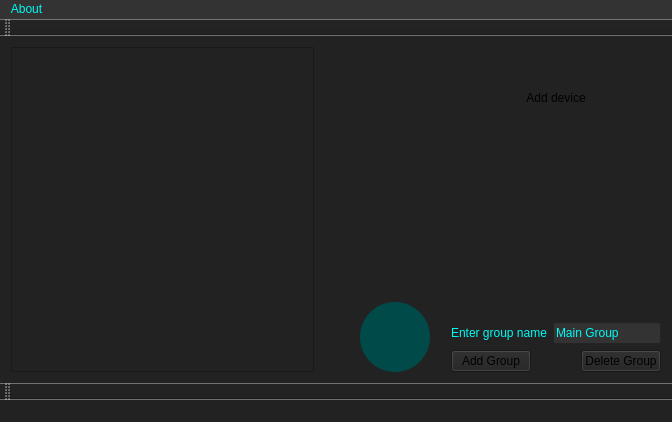
v-pereskokov/Jarvis, file GUI/GUI/mainwindow.ui: the form before one commit.
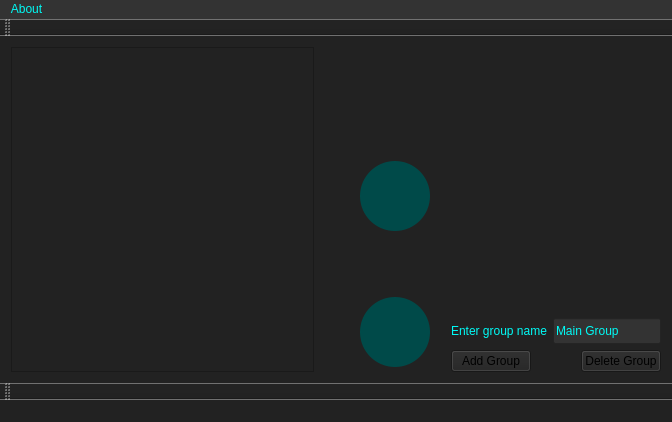
The form after the commit. Icons and pictures are not drawn.

```diff
--- a/GUI/GUI/mainwindow.ui
+++ b/GUI/GUI/mainwindow.ui
@@ -18,7 +18,242 @@
   </property>
   <widget class="QWidget" name="centralWidget">
    <layout class="QGridLayout" name="gridLayout">
-    <item row="0" column="0" rowspan="3">
+    <item row="0" column="1">
+     <spacer name="horizontalSpacer_4">
+      <property name="orientation">
+       <enum>Qt::Horizontal</enum>
+      </property>
+      <property name="sizeType">
+       <enum>QSizePolicy::Expanding</enum>
+      </property>
+      <property name="sizeHint" stdset="0">
+       <size>
+        <width>40</width>
+        <height>20</height>
+       </size>
+      </property>
+     </spacer>
+    </item>
+    <item row="0" column="2">
+     <widget class="QPushButton" name="microphoneButton">
+      <property name="maximumSize">
+       <size>
+        <width>70</width>
+        <height>70</height>
+       </size>
+      </property>
+      <property name="styleSheet">
+       <string notr="true">QPushButton {  						
+						border-radius: 50px;						
+                        }</string>
+      </property>
+      <property name="text">
+       <string/>
+      </property>
+      <property name="icon">
+       <iconset resource="res.qrc">
+        <normaloff>:/images/microphone.gif</normaloff>:/images/microphone.gif</iconset>
+      </property>
+      <property name="iconSize">
+       <size>
+        <width>70</width>
+        <height>70</height>
+       </size>
+      </property>
+     </widget>
+    </item>
+    <item row="0" column="3">
+     <spacer name="horizontalSpacer_3">
+      <property name="orientation">
+       <enum>Qt::Horizontal</enum>
+      </property>
+      <property name="sizeType">
+       <enum>QSizePolicy::Fixed</enum>
+      </property>
+      <property name="sizeHint" stdset="0">
+       <size>
+        <width>15</width>
+        <height>20</height>
+       </size>
+      </property>
+     </spacer>
+    </item>
+    <item row="1" column="2">
+     <spacer name="verticalSpacer_5">
+      <property name="orientation">
+       <enum>Qt::Vertical</enum>
+      </property>
+      <property name="sizeHint" stdset="0">
+       <size>
+        <width>20</width>
+        <height>40</height>
+       </size>
+      </property>
+     </spacer>
+    </item>
+    <item row="2" column="2">
+     <widget class="QPushButton" name="addButton">
+      <property name="styleSheet">
+       <string notr="true">QPushButton {                         
+                          text-align: left;
+						background-color: #004A49;
+                          background-repeat: none; 
+						 min-width: 70px; 
+                          min-height: 70px;
+                          max-width: 70px; 
+                          max-height: 70px;
+						border: #535353 1px solid;
+						border-radius: 35px;
+						align: rigth;
+                        }
+                        QPushButton:hover {
+                           background-color: #2897ff;
+                        }
+</string>
+      </property>
+      <property name="text">
+       <string/>
+      </property>
+      <property name="icon">
+       <iconset resource="res.qrc">
+        <normaloff>:/images/addIcon.png</normaloff>:/images/addIcon.png</iconset>
+      </property>
+      <property name="iconSize">
+       <size>
+        <width>70</width>
+        <height>70</height>
+       </size>
+      </property>
+      <property name="checkable">
+       <bool>true</bool>
+      </property>
+      <property name="flat">
+       <bool>true</bool>
+      </property>
+     </widget>
+    </item>
+    <item row="3" column="2">
+     <spacer name="verticalSpacer">
+      <property name="orientation">
+       <enum>Qt::Vertical</enum>
+      </property>
+      <property name="sizeHint" stdset="0">
+       <size>
+        <width>20</width>
+        <height>40</height>
+       </size>
+      </property>
+     </spacer>
+    </item>
+    <item row="4" column="2" rowspan="2">
+     <widget class="QPushButton" name="toolPushButton">
+      <property name="styleSheet">
+       <string notr="true">QPushButton {                         
+                          text-align: left;
+						background-color: #004A49;
+                          background-repeat: none; 
+						 min-width: 70px; 
+                          min-height: 70px;
+                          max-width: 70px; 
+                          max-height: 70px;
+						border: #535353 1px solid;
+						border-radius: 35px;
+						align: rigth;
+                        }
+                        QPushButton:hover {
+                           background-color: #2897ff;
+                        }
+</string>
+      </property>
+      <property name="text">
+       <string/>
+      </property>
+      <property name="checkable">
+       <bool>true</bool>
+      </property>
+      <property name="flat">
+       <bool>true</bool>
+      </property>
+     </widget>
+    </item>
+    <item row="4" column="4">
+     <layout class="QHBoxLayout" name="horizontalLayout_4">
+      <property name="topMargin">
+       <number>25</number>
+      </property>
+      <item>
+       <widget class="QLabel" name="label_2">
+        <property name="styleSheet">
+         <string notr="true">color: #00FBF6;</string>
+        </property>
+        <property name="text">
+         <string>Enter group name</string>
+        </property>
+       </widget>
+      </item>
+      <item>
+       <widget class="QLineEdit" name="groupNameEdit">
+        <property name="sizePolicy">
+         <sizepolicy hsizetype="Expanding" vsizetype="Preferred">
+          <horstretch>0</horstretch>
+          <verstretch>0</verstretch>
+         </sizepolicy>
+        </property>
+        <property name="minimumSize">
+         <size>
+          <width>100</width>
+          <height>0</height>
+         </size>
+        </property>
+        <property name="styleSheet">
+         <string notr="true">background-color: #333;
+color: #00FBF6;</string>
+        </property>
+        <property name="text">
+         <string>Main Group</string>
+        </property>
+        <property name="maxLength">
+         <number>50</number>
+        </property>
+        <property name="frame">
+         <bool>true</bool>
+        </property>
+       </widget>
+      </item>
+     </layout>
+    </item>
+    <item row="5" column="4">
+     <layout class="QHBoxLayout" name="horizontalLayout_3">
+      <item>
+       <widget class="QPushButton" name="addGroup">
+        <property name="text">
+         <string>Add Group</string>
+        </property>
+       </widget>
+      </item>
+      <item>
+       <spacer name="horizontalSpacer_2">
+        <property name="orientation">
+         <enum>Qt::Horizontal</enum>
+        </property>
+        <property name="sizeHint" stdset="0">
+         <size>
+          <width>40</width>
+          <height>20</height>
+         </size>
+        </property>
+       </spacer>
+      </item>
+      <item>
+       <widget class="QPushButton" name="deleteGroup">
+        <property name="text">
+         <string>Delete Group</string>
+        </property>
+       </widget>
+      </item>
+     </layout>
+    </item>
+    <item row="0" column="0" rowspan="6">
      <widget class="QScrollArea" name="scrollArea">
       <property name="sizePolicy">
        <sizepolicy hsizetype="Expanding" vsizetype="MinimumExpanding">
@@ -111,266 +346,6 @@
       </widget>
      </widget>
     </item>
-    <item row="0" column="3">
-     <widget class="QPushButton" name="microphoneButton">
-      <property name="maximumSize">
-       <size>
-        <width>70</width>
-        <height>70</height>
-       </size>
-      </property>
-      <property name="styleSheet">
-       <string notr="true">QPushButton {  						
-						border-radius: 50px;						
-                        }</string>
-      </property>
-      <property name="text">
-       <string/>
-      </property>
-      <property name="icon">
-       <iconset resource="res.qrc">
-        <normaloff>:/images/microphone.gif</normaloff>:/images/microphone.gif</iconset>
-      </property>
-      <property name="iconSize">
-       <size>
-        <width>70</width>
-        <height>70</height>
-       </size>
-      </property>
-     </widget>
-    </item>
-    <item row="2" column="3">
-     <widget class="QPushButton" name="toolPushButton">
-      <property name="styleSheet">
-       <string notr="true">QPushButton {                         
-                          text-align: left;
-						background-color: #004A49;
-                          background-repeat: none; 
-						 min-width: 70px; 
-                          min-height: 70px;
-                          max-width: 70px; 
-                          max-height: 70px;
-						border: #535353 1px solid;
-						border-radius: 35px;
-						align: rigth;
-                        }
-                        QPushButton:hover {
-                           background-color: #2897ff;
-                        }
-</string>
-      </property>
-      <property name="text">
-       <string/>
-      </property>
-      <property name="checkable">
-       <bool>true</bool>
-      </property>
-      <property name="flat">
-       <bool>true</bool>
-      </property>
-     </widget>
-    </item>
-    <item row="0" column="5" rowspan="3">
-     <layout class="QVBoxLayout" name="verticalLayout">
-      <item>
-       <spacer name="verticalSpacer_4">
-        <property name="orientation">
-         <enum>Qt::Vertical</enum>
-        </property>
-        <property name="sizeType">
-         <enum>QSizePolicy::Preferred</enum>
-        </property>
-        <property name="sizeHint" stdset="0">
-         <size>
-          <width>20</width>
-          <height>40</height>
-         </size>
-        </property>
-       </spacer>
-      </item>
-      <item>
-       <layout class="QHBoxLayout" name="horizontalLayout_2">
-        <item>
-         <spacer name="horizontalSpacer">
-          <property name="orientation">
-           <enum>Qt::Horizontal</enum>
-          </property>
-          <property name="sizeHint" stdset="0">
-           <size>
-            <width>40</width>
-            <height>20</height>
-           </size>
-          </property>
-         </spacer>
-        </item>
-        <item>
-         <widget class="QPushButton" name="addButton">
-          <property name="mouseTracking">
-           <bool>false</bool>
-          </property>
-          <property name="statusTip">
-           <string/>
-          </property>
-          <property name="text">
-           <string>Add device</string>
-          </property>
-          <property name="flat">
-           <bool>true</bool>
-          </property>
-         </widget>
-        </item>
-        <item>
-         <spacer name="horizontalSpacer_5">
-          <property name="orientation">
-           <enum>Qt::Horizontal</enum>
-          </property>
-          <property name="sizeHint" stdset="0">
-           <size>
-            <width>40</width>
-            <height>20</height>
-           </size>
-          </property>
-         </spacer>
-        </item>
-       </layout>
-      </item>
-      <item>
-       <spacer name="verticalSpacer_3">
-        <property name="orientation">
-         <enum>Qt::Vertical</enum>
-        </property>
-        <property name="sizeHint" stdset="0">
-         <size>
-          <width>20</width>
-          <height>40</height>
-         </size>
-        </property>
-       </spacer>
-      </item>
-      <item>
-       <layout class="QHBoxLayout" name="horizontalLayout_4">
-        <property name="topMargin">
-         <number>25</number>
-        </property>
-        <item>
-         <widget class="QLabel" name="label_2">
-          <property name="styleSheet">
-           <string notr="true">color: #00FBF6;</string>
-          </property>
-          <property name="text">
-           <string>Enter group name</string>
-          </property>
-         </widget>
-        </item>
-        <item>
-         <widget class="QLineEdit" name="groupNameEdit">
-          <property name="sizePolicy">
-           <sizepolicy hsizetype="Expanding" vsizetype="Preferred">
-            <horstretch>0</horstretch>
-            <verstretch>0</verstretch>
-           </sizepolicy>
-          </property>
-          <property name="minimumSize">
-           <size>
-            <width>100</width>
-            <height>0</height>
-           </size>
-          </property>
-          <property name="styleSheet">
-           <string notr="true">background-color: #333;
-color: #00FBF6;</string>
-          </property>
-          <property name="text">
-           <string>Main Group</string>
-          </property>
-          <property name="maxLength">
-           <number>50</number>
-          </property>
-          <property name="frame">
-           <bool>true</bool>
-          </property>
-         </widget>
-        </item>
-       </layout>
-      </item>
-      <item>
-       <layout class="QHBoxLayout" name="horizontalLayout_3">
-        <item>
-         <widget class="QPushButton" name="addGroup">
-          <property name="text">
-           <string>Add Group</string>
-          </property>
-         </widget>
-        </item>
-        <item>
-         <spacer name="horizontalSpacer_2">
-          <property name="orientation">
-           <enum>Qt::Horizontal</enum>
-          </property>
-          <property name="sizeHint" stdset="0">
-           <size>
-            <width>40</width>
-            <height>20</height>
-           </size>
-          </property>
-         </spacer>
-        </item>
-        <item>
-         <widget class="QPushButton" name="deleteGroup">
-          <property name="text">
-           <string>Delete Group</string>
-          </property>
-         </widget>
-        </item>
-       </layout>
-      </item>
-     </layout>
-    </item>
-    <item row="1" column="3">
-     <spacer name="verticalSpacer">
-      <property name="orientation">
-       <enum>Qt::Vertical</enum>
-      </property>
-      <property name="sizeHint" stdset="0">
-       <size>
-        <width>20</width>
-        <height>40</height>
-       </size>
-      </property>
-     </spacer>
-    </item>
-    <item row="0" column="4">
-     <spacer name="horizontalSpacer_3">
-      <property name="orientation">
-       <enum>Qt::Horizontal</enum>
-      </property>
-      <property name="sizeType">
-       <enum>QSizePolicy::Fixed</enum>
-      </property>
-      <property name="sizeHint" stdset="0">
-       <size>
-        <width>15</width>
-        <height>20</height>
-       </size>
-      </property>
-     </spacer>
-    </item>
-    <item row="0" column="2">
-     <spacer name="horizontalSpacer_4">
-      <property name="orientation">
-       <enum>Qt::Horizontal</enum>
-      </property>
-      <property name="sizeType">
-       <enum>QSizePolicy::Expanding</enum>
-      </property>
-      <property name="sizeHint" stdset="0">
-       <size>
-        <width>40</width>
-        <height>20</height>
-       </size>
-      </property>
-     </spacer>
-    </item>
    </layout>
   </widget>
   <widget class="QMenuBar" name="menuBar">
```
